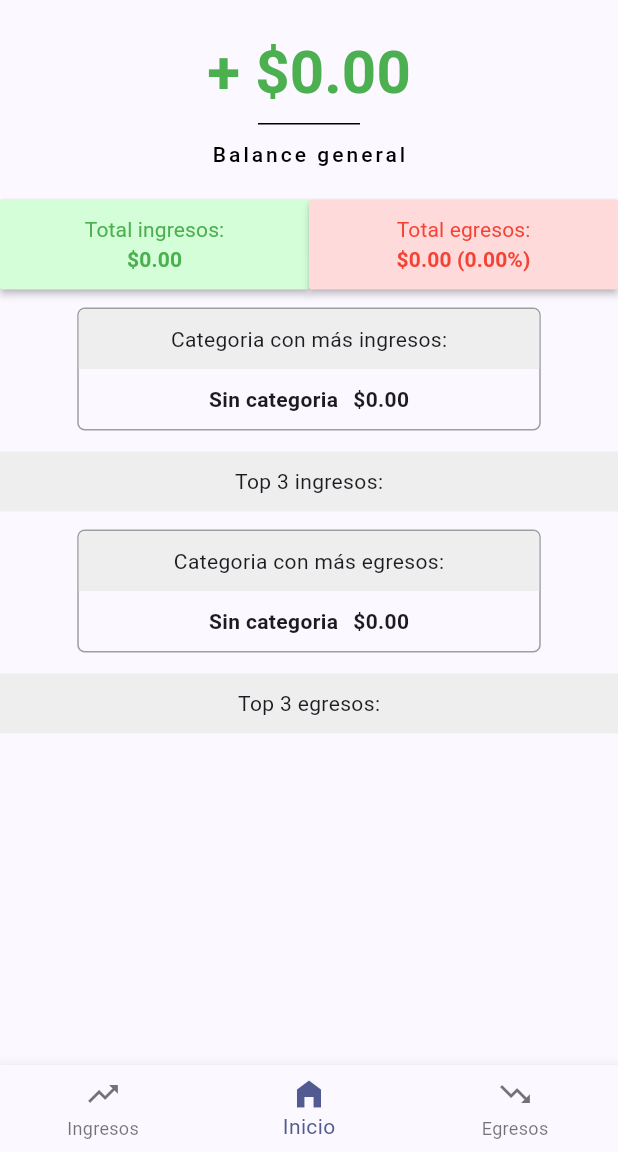
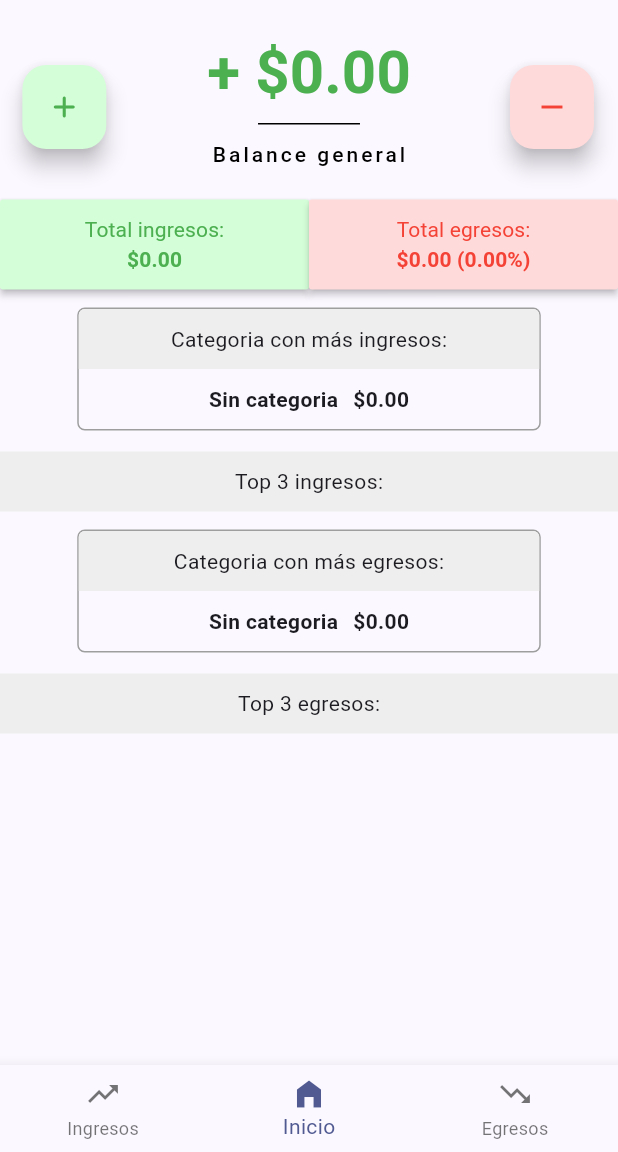
Before and after one commit to victornietol/AplicacionPresupuesto, a Flutter app: the screen it shows after launch, on a phone screen of 412 x 824 dp, the part 84-1236 px from its top. Run offline on Flutter 3.47's test engine with Material 3 defaults, Android fonts, the phone set to English and light mode, and no system bars; our stand-ins replace decimal, dropdown_button2, fl_chart, sqflite, syncfusion_flutter_charts; accounts and stored records are empty.

Commit message:
Se agrego en la vista Home botones flotantes para agregar Ingreso y Egreso. Tambien se modifo el widget CuadroDialogoAgregar para indicarle a que vista se quiere enviar

```diff
--- a/lib/vistas/egresos.dart
+++ b/lib/vistas/egresos.dart
@@ -4,6 +4,7 @@ import 'package:intl/intl.dart';
 import 'package:calculadora_presupuesto/customWidgets/botones.dart';
 import 'package:calculadora_presupuesto/customWidgets/cuadrosDialogo.dart';
 import 'package:calculadora_presupuesto/operaciones/databaseOperaciones.dart';
+import 'package:calculadora_presupuesto/navegador.dart';
 
 class Egresos extends StatefulWidget{
   const Egresos({super.key, required this.title, required this.usuario});
@@ -179,7 +180,8 @@ class _EgresosState extends State<Egresos> with SingleTickerProviderStateMixin {
                   // Parte superior (texto suma de egresos)
                   Container(
                       width: double.infinity, // Se ajusta a toda la pantalla
-                      padding: EdgeInsets.all(20),
+                      color: const Color(0xffffdada),
+                      padding: const EdgeInsets.all(20),
                       child: MaterialButton(
                         onPressed: () {
                           // Motrar grafica
@@ -278,6 +280,7 @@ class _EgresosState extends State<Egresos> with SingleTickerProviderStateMixin {
                                     tipo: 'egreso',
                                     listaCategorias: _categorias,
                                     usuario: widget.usuario,
+                                    vistaDestino: Navegador(inicio: 2, usuario: widget.usuario),
                                   );
                                 }
                             );
--- a/lib/vistas/home.dart
+++ b/lib/vistas/home.dart
@@ -250,41 +250,6 @@ class _MyHomePageState extends State<MyHomePage> {
                               mainAxisAlignment: MainAxisAlignment.center,
                               children: [
                                 // Ingresos
-                                /*
-                                MaterialButton(
-                                  onPressed: () => print('pks'),
-                                  padding: const EdgeInsets.all(0.0),
-                                  splashColor: Colors.green,
-                                  child: Container(
-                                      width: MediaQuery.of(context).size.width/2,
-                                      padding: const EdgeInsets.symmetric(horizontal: 20, vertical: 10),
-                                      alignment: AlignmentDirectional.center,
-                                      color: const Color(0xFFd4fed7),
-                                      child: Column(
-                                        children: [
-                                          // Texto de ingresos
-                                          const Text(
-                                            'Total ingresos:',
-                                            style: TextStyle(
-                                              color: Colors.green,
-                                              //fontWeight: FontWeight.bold
-                                            ),
-                                            softWrap: true,
-                                          ),
-                                          Text(
-                                            formatearCantidad(_sumaTotalIngresos.toDouble()),
-                                            style: const TextStyle(
-                                              color: Colors.green,
-                                              fontWeight: FontWeight.bold,
-                                            ),
-                                          ),
-                                        ],
-                                      )
-
-                                  ),
-                                ),
-
-                                 */
                                 MaterialButton(
                                   onPressed: () {
                                     Navigator.push(
@@ -524,6 +489,63 @@ class _MyHomePageState extends State<MyHomePage> {
                 ],
               ),
 
+              floatingActionButton: Stack(
+                children: <Widget>[
+                  Positioned(
+                    top: MediaQuery.of(context).size.height * 0.14,
+                    left: MediaQuery.of(context).size.width * 0.075,
+                    child: FloatingActionButton(
+                      onPressed: () {
+                        showDialog(
+                            context: context,
+                            builder: (BuildContext context) {
+                              return CuadroDialogoAgregar(
+                                  tipo: 'ingreso',
+                                  listaCategorias: _listaCategoriasIngreso,
+                                  usuario: widget.usuario,
+                                  vistaDestino: Navegador(inicio: 1, usuario: widget.usuario),
+                              );
+                            }
+                        );
+                      },
+                      backgroundColor: const Color(0xFFd4fed7),
+                      tooltip: 'Agregar ingreso',
+                      heroTag: 'btnAgregarIngreso',
+                      child: const Icon(
+                        Icons.add_rounded,
+                        color: Colors.green,
+                      ),
+                    ),
+                  ),
+                  Positioned(
+                    top: MediaQuery.of(context).size.height * 0.14,
+                    right: MediaQuery.of(context).size.width * 0.0001,
+                    child: FloatingActionButton(
+                      onPressed: () {
+                        showDialog(
+                            context: context,
+                            builder: (BuildContext context) {
+                              return CuadroDialogoAgregar(
+                                  tipo: 'egreso',
+                                  listaCategorias: _listaCategoriasEgreso,
+                                  usuario: widget.usuario,
+                                  vistaDestino: Navegador(inicio: 1, usuario: widget.usuario),
+                              );
+                            }
+                        );
+                      },
+                      backgroundColor: const Color(0xffffdada),
+                      tooltip: 'Agregar egreso',
+                      heroTag: 'btnAgregarEgreso',
+                      child: const Icon(
+                        Icons.remove,
+                        color: Colors.red,
+                      ),
+                    ),
+                  ),
+                ],
+              ),
+
             );
           }
         }
@@ -544,24 +566,3 @@ class _MyHomePageState extends State<MyHomePage> {
   }
 
 }
-
-
-/*
-
-Expanded(
-                                  child: SingleChildScrollView(
-                                    child: Column(
-                                      children: [
-                                        BotonIngresoEgreso2(
-                                            tipo: 'ingreso',
-                                            listaElementos: _listaTopIngresos,
-                                            totalIngresos: _sumaTotalIngresos,
-                                            listaCategorias: _listaCategoriasIngreso,
-                                            usuario: widget.usuario,
-                                            mostrarTotalIngresosCategoria: false
-                                        ),
-                                      ],
-                                    ),
-                                  ),
-                                ),
- */
```
Also changed, not shown: lib/customWidgets/cuadrosDialogo.dart (+5 -3 lines), lib/vistas/ingresos.dart (+4 -19 lines).
